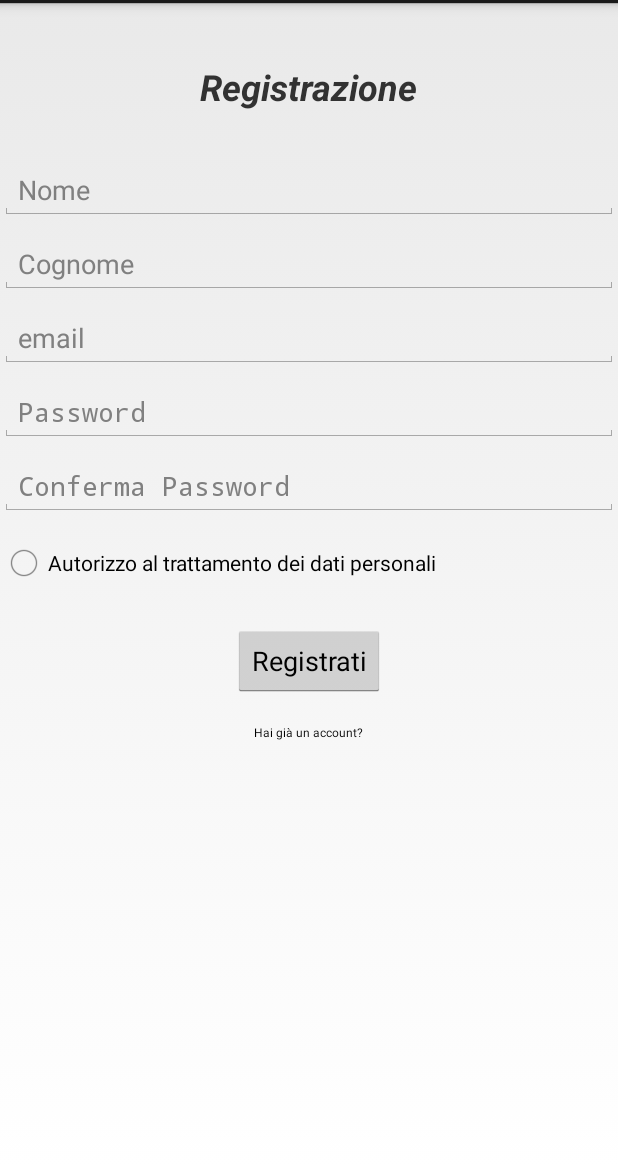
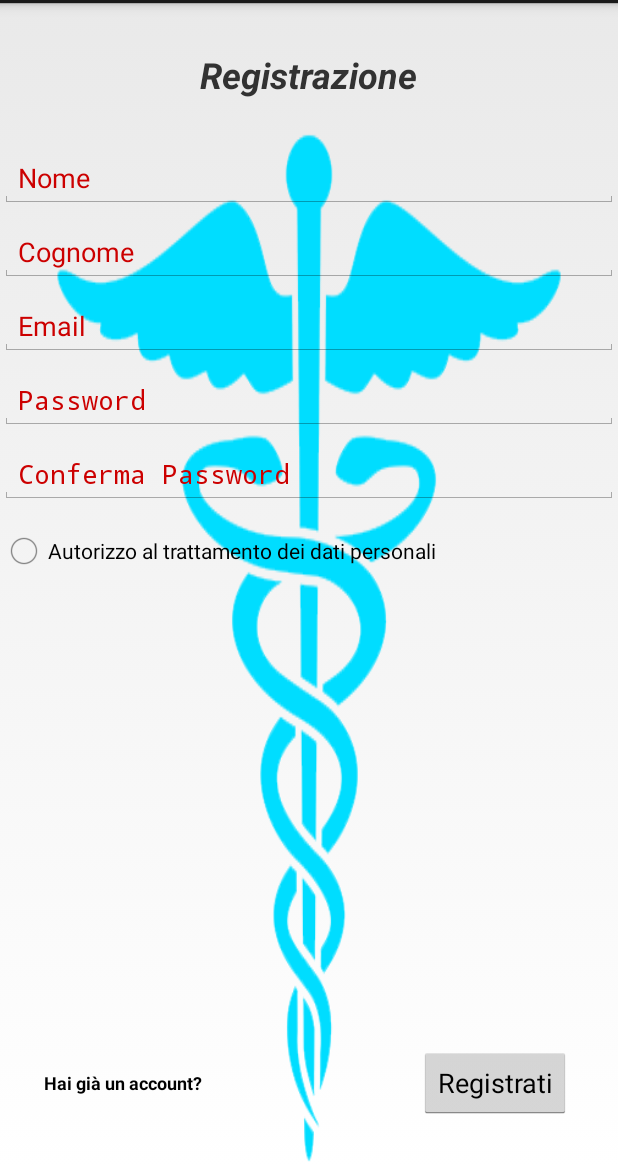
Before and after one commit to eduart94/ProgettoMedico, an Android app: the Registrati screen opened directly, with no data from a screen before it, on a phone screen of 412 x 824 dp, the part 69-1236 px from its top. Run offline under Robolectric (Android 15) with nearby library versions, the light colour scheme and no system bars.

Commit message:
no message

```diff
--- a/Activity/appmedica44/app/src/main/java/e/itsadmin/appmedica44/RecuperaPassword.java
+++ b/Activity/appmedica44/app/src/main/java/e/itsadmin/appmedica44/RecuperaPassword.java
@@ -27,7 +27,7 @@ public class RecuperaPassword extends Activity {
                 Intent button = new Intent(RecuperaPassword.this,Login.class);
                 // passo all'attivazione dell'activity Recpass.java
                 startActivity(button);
-                Toast.makeText(RecuperaPassword.this,"Ti abbiamo inviato un'email con le informazioni di recupero password",Toast.LENGTH_LONG).show();
+                Toast.makeText(RecuperaPassword.this,"Ti abbiamo inviato un'email per resettare la password",Toast.LENGTH_LONG).show();
 
     }
 });
--- a/Activity/appmedica44/app/src/main/java/e/itsadmin/appmedica44/Registrati.java
+++ b/Activity/appmedica44/app/src/main/java/e/itsadmin/appmedica44/Registrati.java
@@ -8,6 +8,7 @@ import android.widget.Button;
 import android.widget.EditText;
 import android.widget.RadioButton;
 import android.widget.TextView;
+import android.widget.Toast;
 
 public class Registrati extends Activity {
 
@@ -15,19 +16,52 @@ public class Registrati extends Activity {
     protected void onCreate(Bundle savedInstanceState) {
         super.onCreate(savedInstanceState);
         setContentView(R.layout.activity_registrati);
-        final TextView titolo=(TextView)findViewById(R.id.id_titolo);
-        final EditText nome=(EditText)findViewById(R.id.id_nome);
-        final EditText cognome=(EditText)findViewById(R.id.id_cognome);
-        final EditText email=(EditText)findViewById(R.id.id_email);
-        final EditText password=(EditText)findViewById(R.id.id_password);
-        final EditText conferma=(EditText)findViewById(R.id.id_conferma);
-        final RadioButton autorizzo=(RadioButton)findViewById(R.id.id_autorizzo);
-        final Button button1=(Button)findViewById(R.id.id_button1);
-        final TextView haigiaaccount=(TextView)findViewById(R.id.id_password);
+        final TextView titolo = (TextView) findViewById(R.id.id_titolo);
+        final EditText nome = (EditText) findViewById(R.id.id_nome);
+        final EditText cognome = (EditText) findViewById(R.id.id_cognome);
+        final EditText email = (EditText) findViewById(R.id.id_email);
+        final EditText password = (EditText) findViewById(R.id.id_password);
+        final EditText conferma = (EditText) findViewById(R.id.id_conferma);
+        final RadioButton autorizzo = (RadioButton) findViewById(R.id.id_autorizzo);
+        final Button button1 = (Button) findViewById(R.id.id_button1);
+        final Button haigiaaccount = (Button) findViewById(R.id.haigiaaccount);
 
+
+        haigiaaccount.setOnClickListener(new View.OnClickListener() {
+            @Override
+            public void onClick(View v) {
+                // definisco l'intenzione
+                Intent accEsis = new Intent(Registrati.this, Login.class);
+                // passo all'attivazione dell'activity Pagina.java
+                startActivity(accEsis);
+            }
+        });
+
+
+        button1.setOnClickListener(new View.OnClickListener() {
+            @Override
+            public void onClick(View v) {
+                if(nome.getText().toString().isEmpty()||cognome.getText().toString().isEmpty()||email.getText().toString().isEmpty()||password.getText().toString().isEmpty()||conferma.getText().toString().isEmpty())
+                {
+                    Toast.makeText(Registrati.this, "Compilare tutti i campi", Toast.LENGTH_LONG).show();
+                }
+
+                else
+                {
+                    Intent noReg = new Intent(Registrati.this, Login.class);
+                    // passo all'attivazione dell'activity Pagina.java
+                    startActivity(noReg);
+                    Toast.makeText(Registrati.this, "Registrazione effettuata con successo. Conferma la registrazione cliccando nell' e-mail ricevuta", Toast.LENGTH_LONG).show();
+                }
+            }
+        });
 
 
     }
 
 
+
+
+
+
 }
--- a/Activity/appmedica44/app/src/main/res/layout/activity_login.xml
+++ b/Activity/appmedica44/app/src/main/res/layout/activity_login.xml
@@ -11,9 +11,9 @@
         style="@android:style/Widget.Button.Inset"
         android:layout_width="wrap_content"
         android:layout_height="wrap_content"
+        android:layout_alignStart="@+id/login"
         android:layout_below="@+id/passlost"
-        android:layout_marginTop="28dp"
-        android:layout_toEndOf="@+id/passlost"
+        android:layout_marginTop="36dp"
         android:text="Accedi"
         android:textAlignment="center" />
 
@@ -22,8 +22,8 @@
         android:layout_width="wrap_content"
         android:layout_height="wrap_content"
         android:layout_alignParentTop="true"
-        android:layout_marginTop="46dp"
-        android:layout_toEndOf="@+id/passlost"
+        android:layout_centerHorizontal="true"
+        android:layout_marginTop="50dp"
         android:text="Accedi"
         android:textAppearance="@android:style/TextAppearance.DeviceDefault.Large"
         android:textColor="@android:color/white"
--- a/Activity/appmedica44/app/src/main/res/layout/activity_registrati.xml
+++ b/Activity/appmedica44/app/src/main/res/layout/activity_registrati.xml
@@ -3,8 +3,11 @@
 <RelativeLayout
 
     xmlns:android="http://schemas.android.com/apk/res/android"
+    xmlns:tools="http://schemas.android.com/tools"
+    android:layout_width="match_parent"
     android:layout_height="match_parent"
-    android:layout_width="match_parent">
+    android:background="@mipmap/register"
+    android:backgroundTint="@android:color/holo_blue_bright">
 
     <TextView
         android:id="@+id/id_titolo"
@@ -12,7 +15,7 @@
         android:layout_height="wrap_content"
         android:layout_alignParentTop="true"
         android:layout_centerHorizontal="true"
-        android:layout_marginTop="39dp"
+        android:layout_marginTop="31dp"
         android:text="Registrazione"
         android:textSize="24sp"
         android:textStyle="bold|italic" />
@@ -26,7 +29,9 @@
         android:layout_marginTop="33dp"
         android:ems="10"
         android:hint="Nome"
-        android:inputType="textPersonName" />
+        android:inputType="textPersonName"
+        android:textColor="@android:color/black"
+        android:textColorHint="@android:color/holo_red_dark" />
 
     <EditText
         android:id="@+id/id_cognome"
@@ -38,7 +43,9 @@
         android:contentDescription="Cognome"
         android:ems="10"
         android:hint="Cognome"
-        android:inputType="textPersonName" />
+        android:inputType="textPersonName"
+        android:textColor="@android:color/black"
+        android:textColorHint="@android:color/holo_red_dark" />
 
     <EditText
         android:id="@+id/id_email"
@@ -48,8 +55,10 @@
         android:layout_below="@+id/id_cognome"
         android:layout_marginTop="10dp"
         android:ems="10"
-        android:hint="email"
-        android:inputType="textEmailAddress" />
+        android:hint="Email"
+        android:inputType="textEmailAddress"
+        android:textColor="@android:color/black"
+        android:textColorHint="@android:color/holo_red_dark" />
 
     <EditText
         android:id="@+id/id_password"
@@ -60,7 +69,9 @@
         android:layout_marginTop="10dp"
         android:ems="10"
         android:hint="Password"
-        android:inputType="textPassword" />
+        android:inputType="textPassword"
+        android:textColor="@android:color/black"
+        android:textColorHint="@android:color/holo_red_dark" />
 
     <EditText
         android:id="@+id/id_conferma"
@@ -71,7 +82,9 @@
         android:layout_marginTop="10dp"
         android:ems="10"
         android:hint="Conferma Password"
-        android:inputType="textPassword" />
+        android:inputType="textPassword"
+        android:textColor="@android:color/black"
+        android:textColorHint="@android:color/holo_red_dark" />
 
     <RadioButton
         android:id="@+id/id_autorizzo"
@@ -81,15 +94,17 @@
         android:layout_below="@+id/id_conferma"
         android:layout_marginTop="15dp"
         android:text="Autorizzo al trattamento dei dati personali"
+        android:textColor="@android:color/background_dark"
         android:textSize="14sp" />
 
     <Button
         android:id="@+id/id_button1"
         android:layout_width="wrap_content"
         android:layout_height="wrap_content"
-        android:layout_below="@+id/id_autorizzo"
-        android:layout_centerHorizontal="true"
-        android:layout_marginTop="25dp"
+        android:layout_alignParentBottom="true"
+        android:layout_alignParentEnd="true"
+        android:layout_marginBottom="32dp"
+        android:layout_marginEnd="31dp"
         android:text="Registrati" />
 
     <Button
@@ -97,11 +112,14 @@
         style="?android:attr/borderlessButtonStyle"
         android:layout_width="wrap_content"
         android:layout_height="wrap_content"
-        android:layout_below="@+id/id_button1"
-        android:layout_centerHorizontal="true"
+        android:layout_alignParentStart="true"
+        android:layout_alignTop="@+id/id_button1"
+        android:layout_marginStart="25dp"
         android:text="Hai già un account?"
         android:textAppearance="@android:style/TextAppearance.DeviceDefault"
-        android:textSize="8sp" />
+        android:textColor="@android:color/black"
+        android:textSize="12sp"
+        android:textStyle="bold" />
 
 
 </RelativeLayout>
```
Also changed, not shown: Activity/appmedica44/app/src/main/res/mipmap-hdpi/register.png (added).
